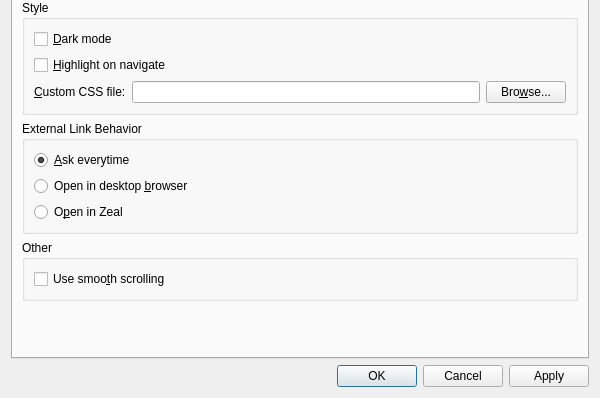
First picture: the form in src/libs/ui/settingsdialog.ui, repository zealdocs/zeal, before the edit; both pictures show x 0 to 600 and y 227 to 625 of the 600 by 625 pixel window.
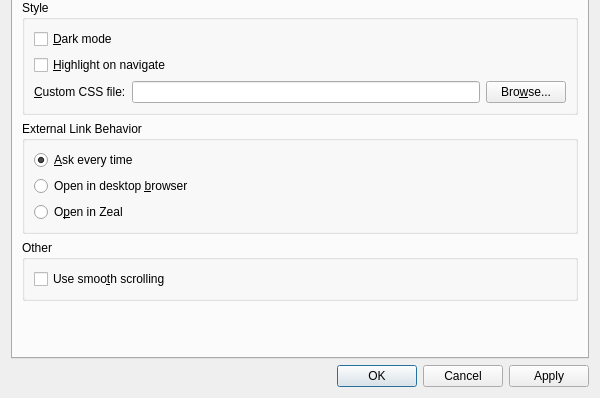
Second picture: the form after the edit. The open tabs and pages were chosen to show the change. Custom widgets are drawn as their Qt base class.

Commit message:
fix(ui): fix typo in settings dialog
Related to #1238.

```diff
--- a/src/libs/ui/settingsdialog.ui
+++ b/src/libs/ui/settingsdialog.ui
@@ -465,7 +465,7 @@
           <item>
            <widget class="QRadioButton" name="radioExternalLinkAsk">
             <property name="text">
-             <string>&amp;Ask everytime</string>
+             <string>&amp;Ask every time</string>
             </property>
             <property name="checked">
              <bool>true</bool>
```
